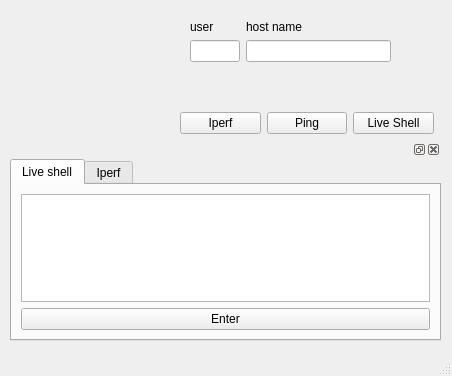
Qt form QTDesigns/sshClient.ui (Gorkembukel/MonitorNetworkConnectivity) before a commit.
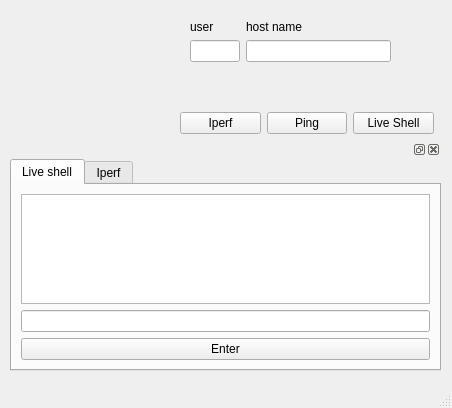
The same form after that commit. The open tabs and pages were chosen to show the change. Icons and pictures are not drawn.

Patch:
```diff
--- a/QTDesigns/sshClient.ui
+++ b/QTDesigns/sshClient.ui
@@ -7,7 +7,7 @@
     <x>0</x>
     <y>0</y>
     <width>452</width>
-    <height>376</height>
+    <height>408</height>
    </rect>
   </property>
   <property name="windowTitle">
@@ -127,7 +127,7 @@
       <x>10</x>
       <y>140</y>
       <width>431</width>
-      <height>201</height>
+      <height>231</height>
      </rect>
     </property>
     <property name="sizePolicy">
@@ -166,6 +166,9 @@
           <item>
            <widget class="QPlainTextEdit" name="plainTextEdit"/>
           </item>
+          <item>
+           <widget class="QLineEdit" name="lineEdit_entercomand"/>
+          </item>
           <item>
            <widget class="QPushButton" name="pushButton_enter">
             <property name="text">
```
Left out of the diff: 2 changed lines with no effect on the pictures.
